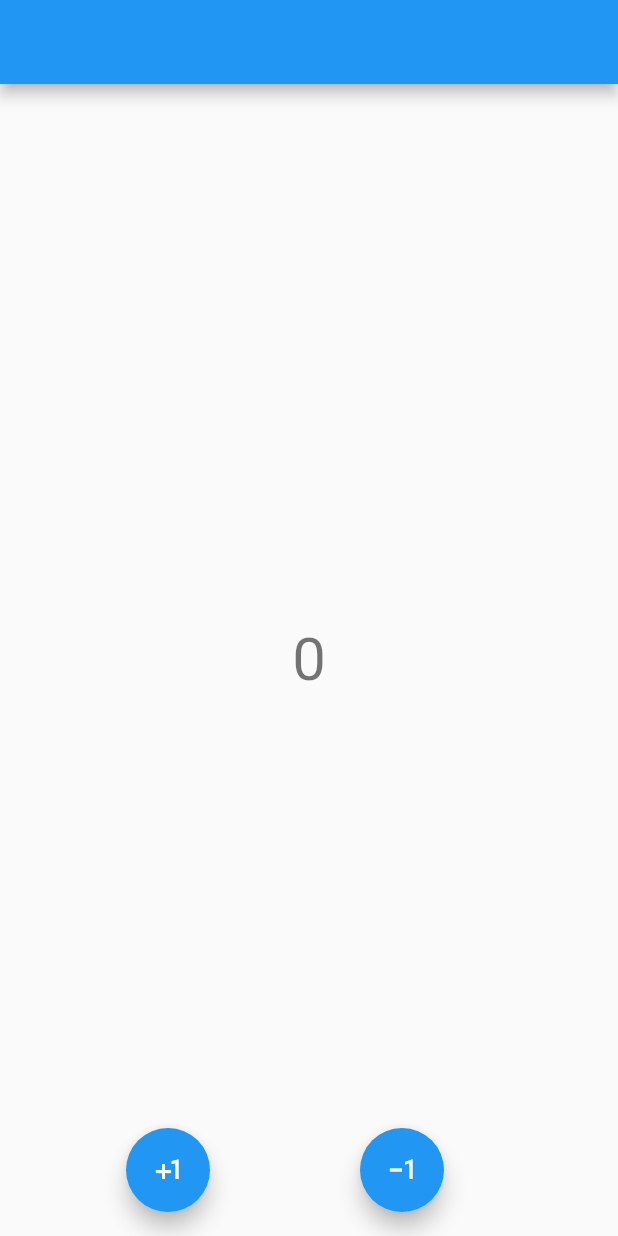
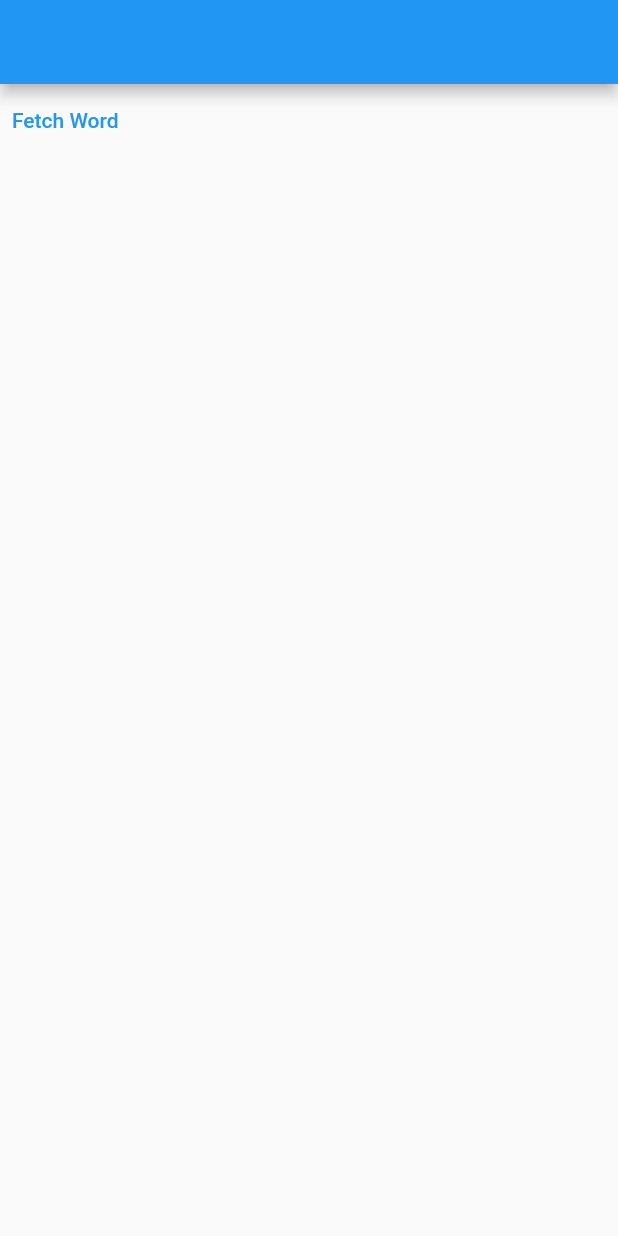
Before and after one commit to 404ibra/BloC-Cubit, a Flutter app: the screen it shows after launch, on a phone screen of 412 x 824 dp. Run offline on Flutter 3.47's test engine with Material 2 defaults, Android fonts, the phone set to English and light mode, and no system bars; our stand-ins replace flutter_bloc.

```diff
--- /dev/null
+++ b/state/lib/cubit/fetch_user.dart
@@ -0,0 +1,25 @@
+import 'package:flutter_bloc/flutter_bloc.dart';
+import 'dart:math' as math show Random;
+
+class UserList {
+  final Iterable<String> wordList = <String>[
+    "A",
+    "B",
+    "C",
+    "D",
+    "F",
+    "G",
+    "H",
+    "J",
+    "I"
+  ];
+}
+
+extension RandomElement<T> on Iterable<T> {
+  T getRandomElement() => elementAt(math.Random().nextInt(length));
+}
+
+class FetchCubit extends Cubit<String?> {
+  FetchCubit() : super(null);
+  void getRandomName() => emit(UserList().wordList.getRandomElement());
+}
--- a/state/lib/main.dart
+++ b/state/lib/main.dart
@@ -1,11 +1,20 @@
 import 'package:flutter/material.dart';
 import 'package:flutter_bloc/flutter_bloc.dart';
 import 'package:state/cubit/counter_cubit.dart';
+import 'package:state/cubit/fetch_user.dart';
 import 'package:state/view/counter_screen.dart';
+import 'package:state/view/fetch_name.dart';
 
 void main() {
-  runApp(BlocProvider(
-    create: (context) => CounterCubit(),
+  runApp(MultiBlocProvider(
+    providers: [
+      BlocProvider(
+        create: (context) => FetchCubit(),
+      ),
+      BlocProvider(
+        create: (context) => CounterCubit(),
+      ),
+    ],
     child: const MyApp(),
   ));
 }
@@ -20,7 +29,7 @@ class MyApp extends StatelessWidget {
       theme: ThemeData(
         primarySwatch: Colors.blue,
       ),
-      home: const CounterScreen(),
+      home: const FetchPage(),
     );
   }
 }
--- /dev/null
+++ b/state/lib/view/fetch_name.dart
@@ -0,0 +1,38 @@
+import 'package:flutter/material.dart';
+import 'package:flutter_bloc/flutter_bloc.dart';
+import 'package:state/cubit/fetch_user.dart';
+
+class FetchPage extends StatelessWidget {
+  const FetchPage({super.key});
+
+  @override
+  Widget build(BuildContext context) {
+    return Scaffold(
+      appBar: AppBar(),
+      body: BlocBuilder<FetchCubit, String?>(
+        builder: (context, state) {
+          final textButton = TextButton(
+              onPressed: () {
+                context.read<FetchCubit>().getRandomName();
+              },
+              child: Text("Fetch Word"));
+          if (state != null) {
+            return Center(
+              child: Column(
+                children: [
+                  Text(
+                    state.toString(),
+                    style: Theme.of(context).textTheme.headlineLarge,
+                  ),
+                  textButton
+                ],
+              ),
+            );
+          } else {
+            return textButton;
+          }
+        },
+      ),
+    );
+  }
+}
```
